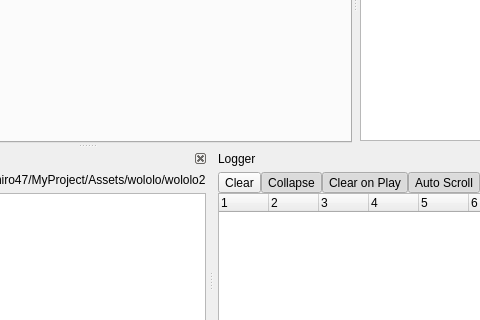
Bang3DEngine/OldBang, file EngineAssets/EditorWindow.ui: the form before one commit; both pictures show x 444 to 924 and y 160 to 480 of the 1062 by 592 pixel window.
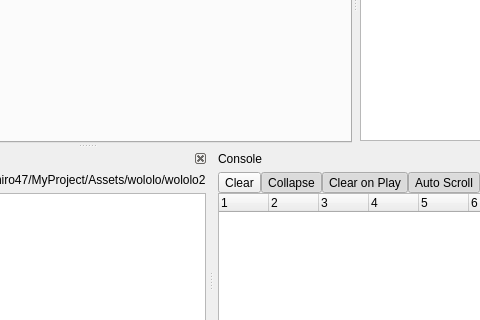
The form after the commit. Icons and pictures are not drawn. Custom widgets are drawn as their Qt base class.

Commit message: ListLogger name changed to Console

```diff
--- a/EngineAssets/EditorWindow.ui
+++ b/EngineAssets/EditorWindow.ui
@@ -908,7 +908,7 @@
     <set>QDockWidget::DockWidgetClosable|QDockWidget::DockWidgetMovable</set>
    </property>
    <property name="windowTitle">
-    <string>Logger</string>
+    <string>Console</string>
    </property>
    <attribute name="dockWidgetArea">
     <number>8</number>
```
Left out of the diff: 14 changed lines with no effect on the pictures. The commit also changes 12 other files.
